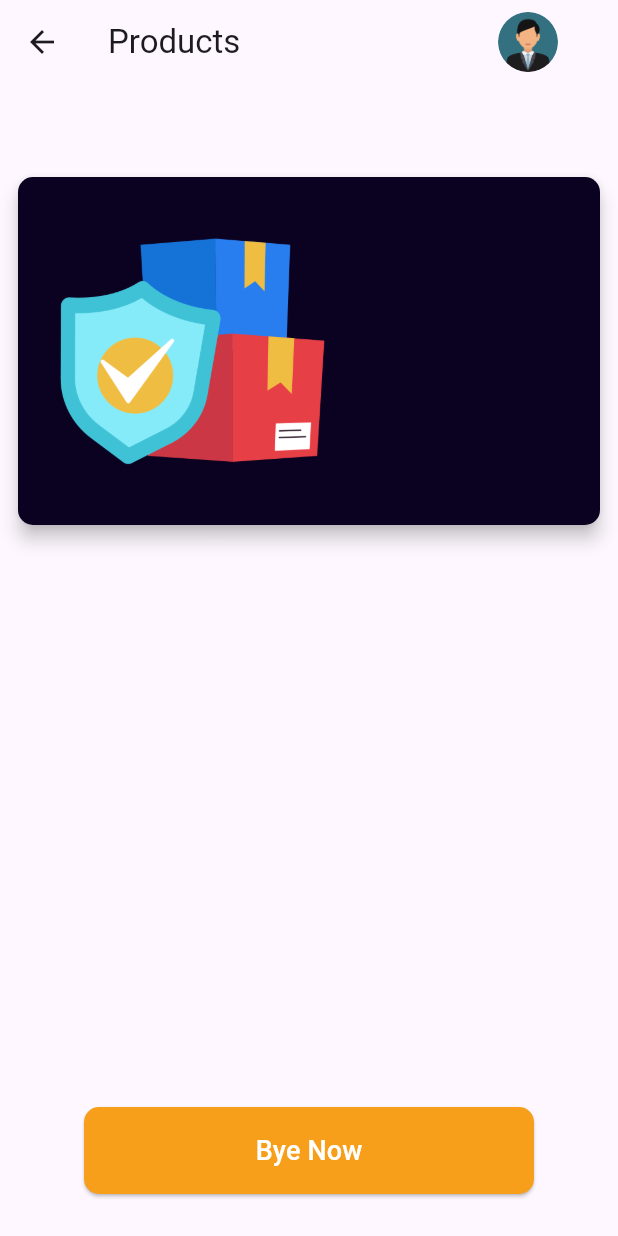
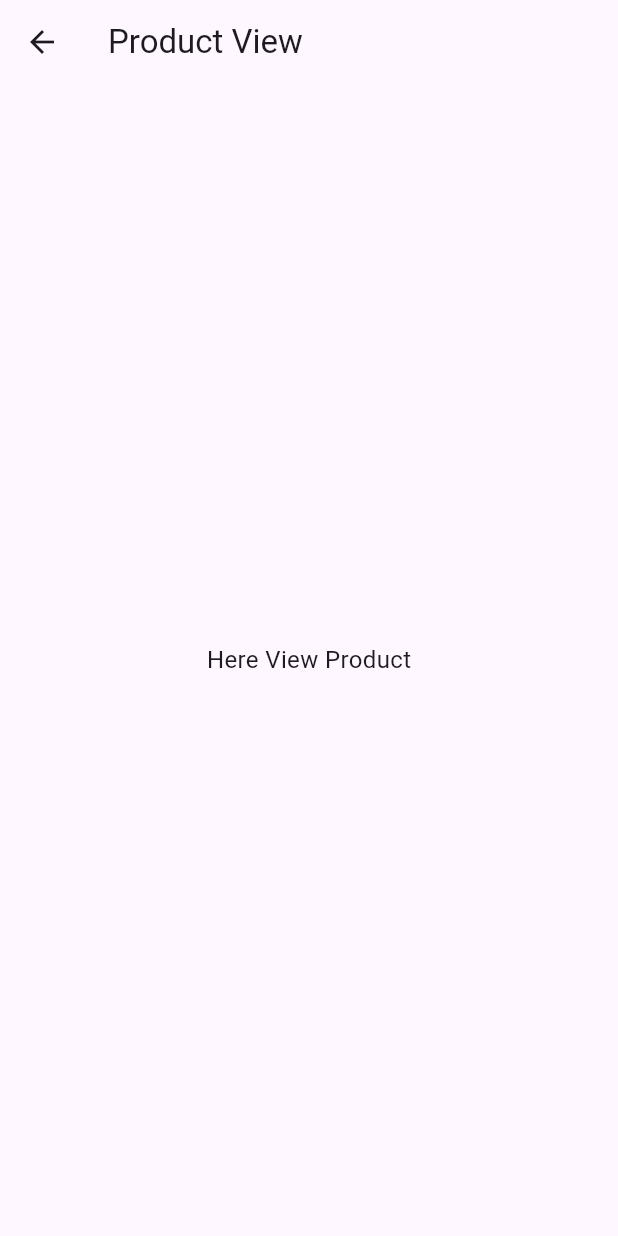
Before and after one commit to Janith1998/flutter-app, a Flutter app: the ProductsScreen screen opened directly, after a tap on "Bye Now", on a phone screen of 412 x 824 dp. Run offline on Flutter 3.47's test engine with Material 3 defaults, Android fonts, the phone set to English and light mode, and no system bars.

Commit message:
Create view Product page

```diff
--- /dev/null
+++ b/lib/screens/product_view_screen.dart
@@ -0,0 +1,15 @@
+import 'package:flutter/material.dart';
+
+class ProductViewScreen extends StatelessWidget {
+  const ProductViewScreen({super.key});
+
+  @override
+  Widget build(BuildContext context) {
+    return Scaffold(
+      appBar: AppBar(title: Text("Product View")),
+      body: Center(
+        child: Text("Here View Product", style: TextStyle(fontSize: 16.0)),
+      ),
+    );
+  }
+}
--- a/lib/screens/products_screen.dart
+++ b/lib/screens/products_screen.dart
@@ -1,4 +1,5 @@
 import 'package:flutter/material.dart';
+import 'product_view_screen.dart';
 
 class ProductsScreen extends StatelessWidget {
   const ProductsScreen({super.key});
@@ -63,7 +64,12 @@ class ProductsScreen extends StatelessWidget {
                 width: 300,
                 child: ElevatedButton(
                   onPressed: () {
-                    print("hey product");
+                    Navigator.push(
+                      context,
+                      MaterialPageRoute(
+                        builder: (context) => const ProductViewScreen(),
+                      ),
+                    );
                   },
                   style: ElevatedButton.styleFrom(
                     backgroundColor: const Color.fromARGB(255, 247, 159, 26),
```
